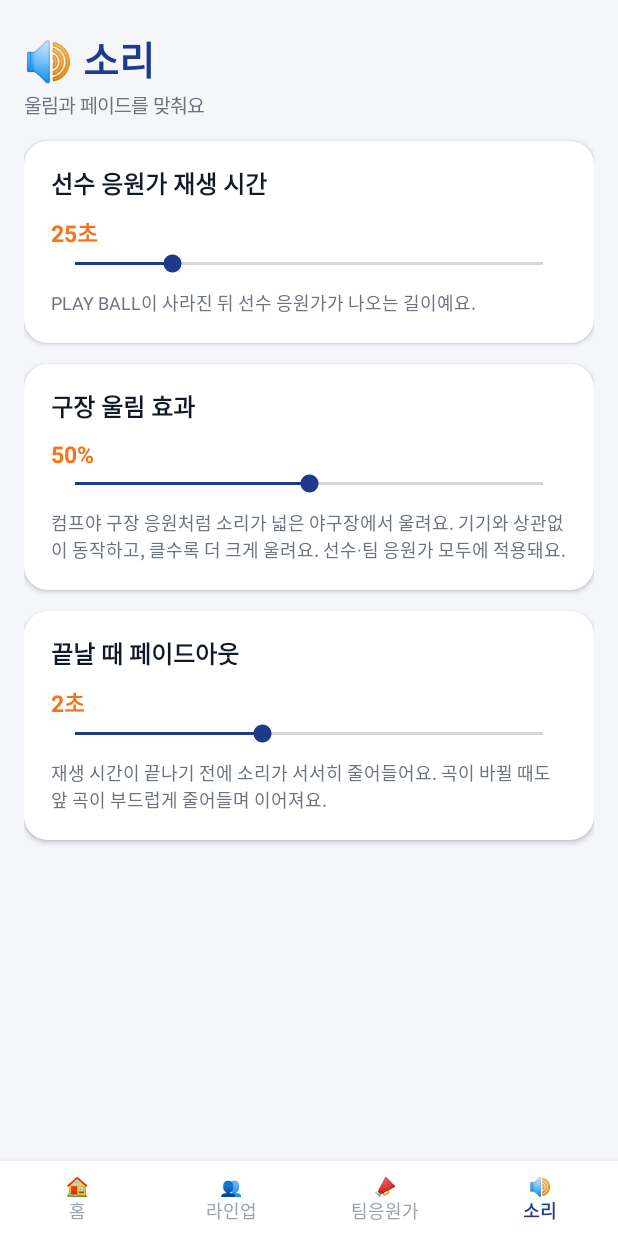
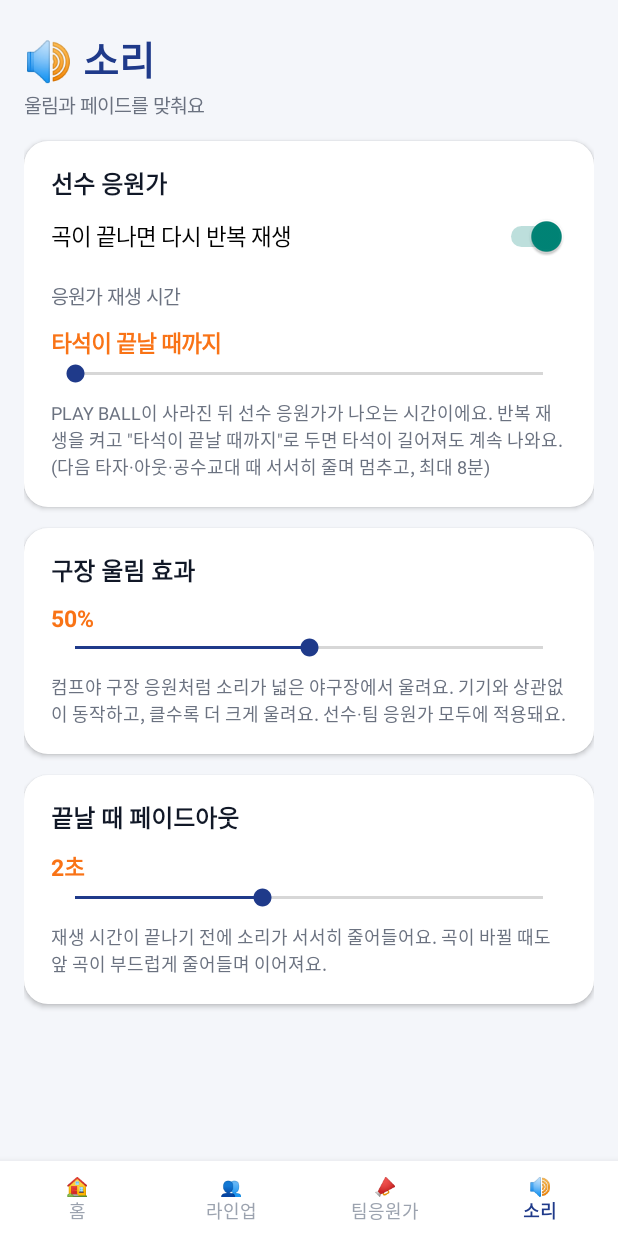
Before and after one commit to 03se10/V26CheerAndroid, an Android app: the screen it shows after launch (MainActivity), after a tap on "🔊 소리", on a phone screen of 412 x 824 dp. Run offline under Robolectric (Android 15) with nearby library versions, the phone set to English and light mode, and no system bars; libraries missing offline, so code that uses them is left out: com.google.mlkit.vision.

Commit message:
Add files via upload

```diff
--- a/app/src/main/java/com/example/v26cheer/MainActivity.kt
+++ b/app/src/main/java/com/example/v26cheer/MainActivity.kt
@@ -717,9 +717,16 @@ class MainActivity : ComponentActivity() {
         col.addView(pageTitle("🔊 소리", "울림과 페이드를 맞춰요"))
 
         val c = card()
-        c.addView(title("선수 응원가 재생 시간"))
-        c.addView(slider("sec", 120, 25) { if (it == 0) "끝까지 재생" else "${it}초" })
-        c.addView(note("PLAY BALL이 사라진 뒤 선수 응원가가 나오는 길이예요."))
+        c.addView(title("선수 응원가"))
+        c.addView(Switch(this).apply {
+            text = "곡이 끝나면 다시 반복 재생"; textSize = 15f
+            isChecked = Store.bool(this@MainActivity, "loop", true)
+            setOnCheckedChangeListener { _, on -> Store.putBool(this@MainActivity, "loop", on) }
+            layoutParams = lp(10)
+        })
+        c.addView(label2("응원가 재생 시간", 16))
+        c.addView(slider("sec", 120, 0) { if (it == 0) "타석이 끝날 때까지" else "${it}초" })
+        c.addView(note("PLAY BALL이 사라진 뒤 선수 응원가가 나오는 시간이에요. 반복 재생을 켜고 \"타석이 끝날 때까지\"로 두면 타석이 길어져도 계속 나와요. (다음 타자·아웃·공수교대 때 서서히 줄며 멈추고, 최대 8분)"))
         col.addView(c)
 
         val c2 = card()
@@ -733,6 +740,10 @@ class MainActivity : ComponentActivity() {
         c3.addView(slider("fade", 5, 2) { if (it == 0) "끄기" else "${it}초" })
         c3.addView(note("재생 시간이 끝나기 전에 소리가 서서히 줄어들어요. 곡이 바뀔 때도 앞 곡이 부드럽게 줄어들며 이어져요."))
         col.addView(c3)
+    }
+
+    private fun label2(t: String, top: Int = 12) = TextView(this).apply {
+        text = t; textSize = 13f; setTextColor(cSub); layoutParams = lp(top)
     }
 
     private fun slider(key: String, max: Int, def: Int, fmt: (Int) -> String): View {
```
Also changed, not shown: app/src/main/java/com/example/v26cheer/CheerService.kt (+13 -4 lines), app/src/main/java/com/example/v26cheer/StadiumPlayer.kt (+14 -1 lines).
